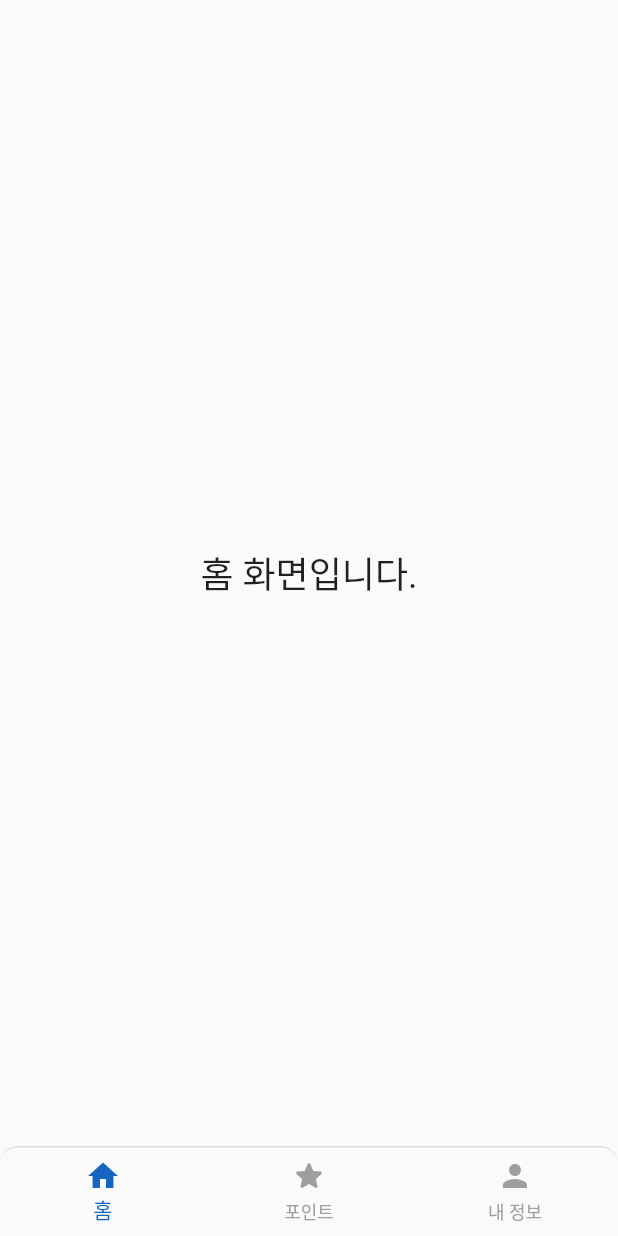
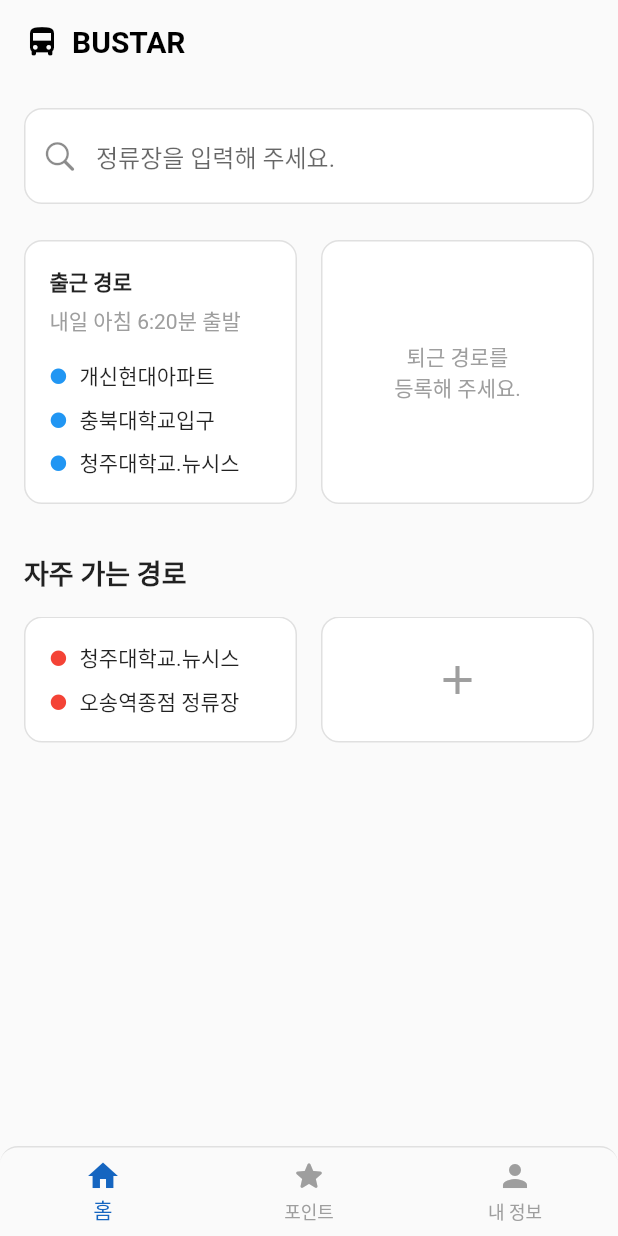
Before and after one commit to LikeLion-CJU-CPR/bustar_app, a Flutter app: the screen it shows after launch, on a phone screen of 412 x 824 dp. Run offline on Flutter 3.47's test engine with Material 3 defaults, Android fonts, the phone set to English and light mode, and no system bars.

Commit message:
feat: 홈 화면 코드 작성

```diff
--- a/lib/main_screen.dart
+++ b/lib/main_screen.dart
@@ -1,6 +1,6 @@
 import 'package:flutter/material.dart';
 
-import 'screens/home_screen.dart';
+import 'screens/home/home_screen.dart'; // 경로 변경
 import 'screens/point/dashboard_screen.dart';
 import 'screens/my_info/my_info_screen.dart';
 
@@ -16,7 +16,7 @@ class _MainScreenState extends State<MainScreen> {
 
   // 보여줄 페이지 리스트
   static const List<Widget> _pages = <Widget>[
-    HomeScreen(),
+    RouteSearchScreen(), // ✨ HomeScreen -> RouteSearchScreen으로 교체
     PointScreen(),
     MyInfoScreen(),
   ];
--- /dev/null
+++ b/lib/screens/home/home_screen.dart
@@ -0,0 +1,91 @@
+import 'package:flutter/material.dart';
+import 'package:flutter/cupertino.dart';
+
+import 'widgets/commute_routes_panel.dart';
+import 'widgets/favorite_routes_card.dart';
+
+class RouteSearchScreen extends StatelessWidget {
+  const RouteSearchScreen({super.key});
+
+  @override
+  Widget build(BuildContext context) {
+    return Scaffold(
+      backgroundColor: Colors.grey.shade50,
+      appBar: AppBar(
+        title: const Row(
+          children: [
+            Icon(Icons.directions_bus, color: Colors.black),
+            SizedBox(width: 8),
+            Text(
+              'BUSTAR',
+              style: TextStyle(
+                color: Colors.black,
+                fontWeight: FontWeight.bold,
+              ),
+            ),
+          ],
+        ),
+        backgroundColor: Colors.grey.shade50,
+        elevation: 0,
+      ),
+      body: Stack(
+        children: [
+          ListView(
+            padding: const EdgeInsets.all(16.0),
+            children: [
+              // 검색창
+              GestureDetector(
+                onTap: () {},
+                child: AbsorbPointer(
+                  child: TextField(
+                    decoration: InputDecoration(
+                      prefixIcon: const Icon(CupertinoIcons.search),
+                      hintText: '정류장을 입력해 주세요.',
+                      filled: true,
+                      fillColor: Colors.white,
+                      border: OutlineInputBorder(
+                        borderRadius: const BorderRadius.all(
+                          Radius.circular(12.0),
+                        ),
+                        borderSide: BorderSide(
+                          color: Colors.grey.shade300,
+                          width: 1.0,
+                        ),
+                      ),
+                      enabledBorder: OutlineInputBorder(
+                        borderRadius: const BorderRadius.all(
+                          Radius.circular(12.0),
+                        ),
+                        borderSide: BorderSide(
+                          color: Colors.grey.shade300,
+                          width: 1.0,
+                        ),
+                      ),
+                      focusedBorder: OutlineInputBorder(
+                        borderRadius: const BorderRadius.all(
+                          Radius.circular(12.0),
+                        ),
+                        borderSide: BorderSide(
+                          color: Colors.grey.shade300,
+                          width: 1.0,
+                        ),
+                      ),
+                    ),
+                  ),
+                ),
+              ),
+              const SizedBox(height: 24),
+              // 출근/퇴근 경로 패널
+              const CommuteCardsPanel(),
+              const SizedBox(height: 32),
+              // 자주 가는 경로 섹션
+              const FavoriteRoutesSection(),
+              const SizedBox(height: 32),
+              // 자주 가는 도착역
+            ],
+          ),
+        ],
+      ),
+    );
+  }
+}
--- /dev/null
+++ b/lib/screens/home/widgets/commute_routes_panel.dart
@@ -0,0 +1,92 @@
+import 'package:flutter/material.dart';
+import 'package:flutter/cupertino.dart';
+
+import 'package:bustar_app/widgets/custom_card.dart';
+import 'package:bustar_app/screens/route/route_page.dart';
+
+class CommuteCardsPanel extends StatelessWidget {
+  const CommuteCardsPanel({super.key});
+
+  @override
+  Widget build(BuildContext context) {
+    return IntrinsicHeight(
+      child: Row(
+        crossAxisAlignment: CrossAxisAlignment.stretch,
+        children: [
+          // 출근 경로 카드
+          Expanded(
+            child: GestureDetector(
+              onTap: () {
+                Navigator.push(
+                  context,
+                  MaterialPageRoute(
+                    builder: (context) => const RoutePage(index: 0),
+                  ),
+                );
+              },
+              child: CustomCard(
+                padding: const EdgeInsets.all(16),
+                child: Column(
+                  crossAxisAlignment: CrossAxisAlignment.start,
+                  children: [
+                    const Text(
+                      '출근 경로',
+                      style: TextStyle(fontWeight: FontWeight.bold),
+                    ),
+                    const SizedBox(height: 5),
+                    const Text(
+                      "내일 아침 6:20분 출발",
+                      style: TextStyle(color: Colors.grey, fontSize: 14),
+                    ),
+                    const SizedBox(height: 16),
+                    _buildRouteRow(
+                      CupertinoIcons.circle_filled,
+                      '개신현대아파트',
+                      Colors.blue,
+                    ),
+                    const SizedBox(height: 8),
+                    _buildRouteRow(
+                      CupertinoIcons.circle_filled,
+                      '충북대학교입구',
+                      Colors.blue,
+                    ),
+                    const SizedBox(height: 8),
+                    _buildRouteRow(
+                      CupertinoIcons.circle_filled,
+                      '청주대학교.뉴시스',
+                      Colors.blue,
+                    ),
+                  ],
+                ),
+              ),
+            ),
+          ),
+          const SizedBox(width: 16),
+          // 퇴근 경로 카드
+          const Expanded(
+            child: CustomCard(
+              padding: EdgeInsets.all(16),
+              child: Center(
+                child: Text(
+                  '퇴근 경로를\n등록해 주세요.',
+                  textAlign: TextAlign.center,
+                  style: TextStyle(color: Colors.grey),
+                ),
+              ),
+            ),
+          ),
+        ],
+      ),
+    );
+  }
+
+  Widget _buildRouteRow(IconData icon, String text, Color color) {
+    return Row(
+      children: [
+        Icon(icon, size: 12, color: color),
+        const SizedBox(width: 8),
+        Expanded(child: Text(text)),
+      ],
+    );
+  }
+}
--- /dev/null
+++ b/lib/screens/home/widgets/favorite_routes_card.dart
@@ -0,0 +1,106 @@
+import 'package:flutter/cupertino.dart';
+import 'package:flutter/material.dart';
+
+import 'package:bustar_app/widgets/custom_card.dart';
+import 'package:bustar_app/screens/route/route_page.dart';
+
+class FavoriteRoutesSection extends StatefulWidget {
+  const FavoriteRoutesSection({super.key});
+
+  @override
+  State<FavoriteRoutesSection> createState() => _FavoriteRoutesSectionState();
+}
+
+class _FavoriteRoutesSectionState extends State<FavoriteRoutesSection> {
+  final bool _isExpanded = true;
+
+  @override
+  Widget build(BuildContext context) {
+    return Column(
+      crossAxisAlignment: CrossAxisAlignment.start,
+      children: [
+        const Text(
+          '자주 가는 경로',
+          style: TextStyle(fontSize: 18, fontWeight: FontWeight.bold),
+        ),
+        const SizedBox(height: 16),
+        AnimatedCrossFade(
+          firstChild: const SizedBox.shrink(),
+          secondChild: Column(
+            children: [
+              IntrinsicHeight(
+                child: Row(
+                  crossAxisAlignment: CrossAxisAlignment.stretch,
+                  children: [
+                    Expanded(
+                      child: _buildFavoriteRouteCard(
+                        '청주대학교.뉴시스',
+                        '오송역종점 정류장',
+                        idx: 2,
+                        fromColor: Colors.red,
+                        toColor: Colors.red,
+                      ),
+                    ),
+                    const SizedBox(width: 16),
+                    Expanded(
+                      child: _buildFavoriteRouteCard(
+                        '+',
+                        '',
+                        isAddButton: true,
+                      ),
+                    ),
+                  ],
+                ),
+              ),
+            ],
+          ),
+          crossFadeState: _isExpanded
+              ? CrossFadeState.showSecond
+              : CrossFadeState.showFirst,
+          duration: const Duration(milliseconds: 300),
+        ),
+      ],
+    );
+  }
+
+  Widget _buildFavoriteRouteCard(
+    String from,
+    String to, {
+    int idx = -1,
+    Color fromColor = Colors.black,
+    Color toColor = Colors.black,
+    bool isAddButton = false,
+  }) {
+    return GestureDetector(
+      onTap: () {
+        Navigator.push(
+          context,
+          MaterialPageRoute(builder: (context) => RoutePage(index: idx)),
+        );
+      },
+      child: CustomCard(
+        padding: const EdgeInsets.all(16),
+        child: isAddButton
+            ? const Center(child: Icon(Icons.add, color: Colors.grey, size: 32))
+            : Column(
+                crossAxisAlignment: CrossAxisAlignment.start,
+                children: [
+                  _buildRouteRow(CupertinoIcons.circle_filled, from, fromColor),
+                  const SizedBox(height: 8),
+                  _buildRouteRow(CupertinoIcons.circle_filled, to, toColor),
+                ],
+              ),
+      ),
+    );
+  }
+
+  Widget _buildRouteRow(IconData icon, String text, Color color) {
+    return Row(
+      children: [
+        Icon(icon, size: 12, color: color),
+        const SizedBox(width: 8),
+        Text(text),
+      ],
+    );
+  }
+}
--- a/lib/screens/home_screen.dart
+++ /dev/null
@@ -1,21 +0,0 @@
-import 'package:flutter/material.dart';
-
-class HomeScreen extends StatelessWidget {
-  const HomeScreen({super.key});
-
-  @override
-  Widget build(BuildContext context) {
-    return const Scaffold(
-      body: SafeArea(
-        child: Center(
-          child: Column(
-            mainAxisAlignment: MainAxisAlignment.center,
-            children: [
-              Text('홈 화면입니다.', style: TextStyle(fontSize: 24))
-            ],
-          ),
-        ),
-      ),
-    );
-  }
-}
```
Also changed, not shown: lib/screens/home/models/favorite_route_model.dart (added, +13 -0 lines), lib/screens/home/models/quick_route_model.dart (added, +13 -0 lines), lib/screens/home/widgets/bus_num_chip.dart (added, +36 -0 lines), lib/screens/route/route_page.dart (added, +27 -0 lines), lib/widgets/custom_card.dart (+15 -3 lines), 2 other files.
